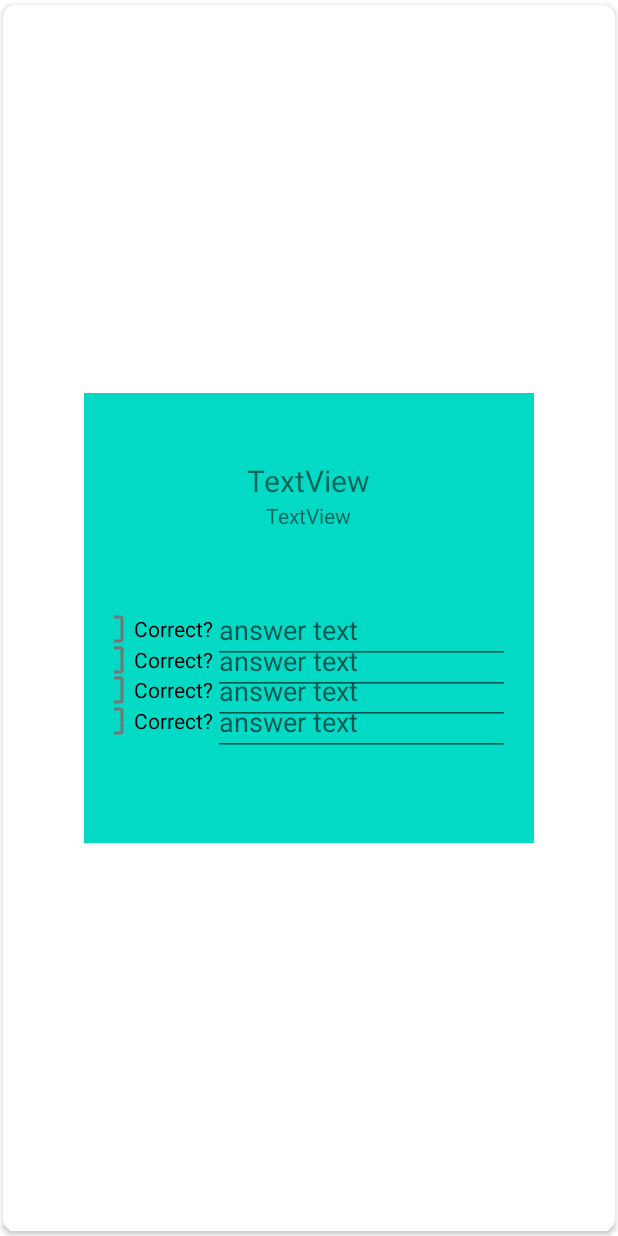
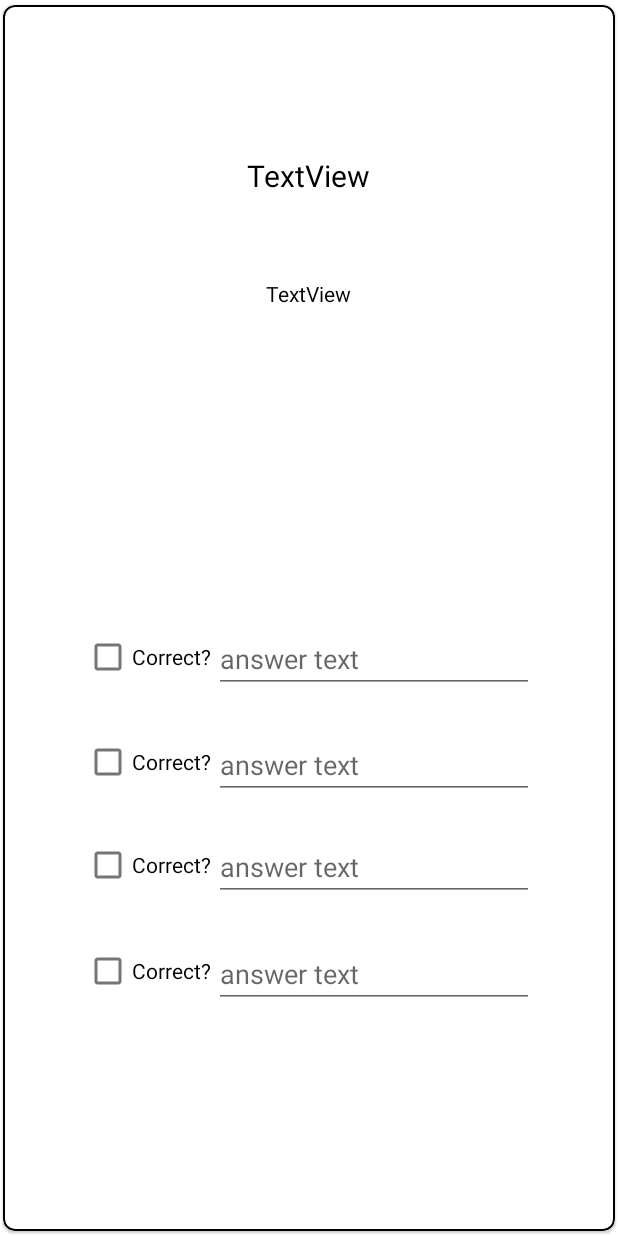
Before and after one commit to BananaBruise/QuizzingApp, an Android app: the layout card.xml on its own in the app's theme, with its tools: preview values and no code run, on a phone screen of 412 x 824 dp. Run offline under Robolectric (Android 15) with nearby library versions, the phone set to English and light mode, and no system bars.

Commit message:
card UI update

```diff
--- a/QuizzingApp/app/src/main/java/com/app/QuizzingApp/AnswererDashboardActivity.java
+++ b/QuizzingApp/app/src/main/java/com/app/QuizzingApp/AnswererDashboardActivity.java
@@ -52,12 +52,7 @@ public class AnswererDashboardActivity extends AppCompatActivity implements Card
         manager = new CardStackLayoutManager(this, this);
         manager.setStackFrom(StackFrom.Top);
         manager.setVisibleCount(5);
-        manager.setTranslationInterval(12.0f);
-        manager.setScaleInterval(0.80f);
-        manager.setSwipeThreshold(0.3f);
-        manager.setMaxDegree(20.0f);
         manager.setDirections(Direction.HORIZONTAL);
-        manager.setCanScrollHorizontal(true);
         manager.setCanScrollVertical(false);
 
         // populate stack of questions for answerer
--- a/QuizzingApp/app/src/main/res/layout/card.xml
+++ b/QuizzingApp/app/src/main/res/layout/card.xml
@@ -1,24 +1,24 @@
 <?xml version="1.0" encoding="utf-8"?>
-<androidx.cardview.widget.CardView
-    xmlns:android="http://schemas.android.com/apk/res/android"
+<com.google.android.material.card.MaterialCardView xmlns:android="http://schemas.android.com/apk/res/android"
     xmlns:app="http://schemas.android.com/apk/res-auto"
     android:layout_width="match_parent"
     android:layout_height="match_parent"
     android:background="?attr/selectableItemBackground"
     android:foreground="?attr/selectableItemBackground"
+    app:cardBackgroundColor="@android:color/white"
+    app:cardCornerRadius="8dp"
+    app:cardPreventCornerOverlap="false"
     app:cardUseCompatPadding="true"
-    app:cardPreventCornerOverlap="false"
-    app:cardCornerRadius="8dp"
-    app:cardBackgroundColor="@android:color/white">
+    app:strokeColor="@color/black"
+    app:strokeWidth="1dp">
+
     <androidx.constraintlayout.widget.ConstraintLayout xmlns:android="http://schemas.android.com/apk/res/android"
         xmlns:app="http://schemas.android.com/apk/res-auto"
         xmlns:tools="http://schemas.android.com/tools"
+        android:layout_width="match_parent"
+        android:layout_height="match_parent"
         android:layout_gravity="center"
-    android:layout_width="300dp"
-    android:layout_height="300dp"
-    android:background="@color/teal_200"
         android:padding="20dp">
-
 
         <CheckBox
             android:id="@+id/cor3"
@@ -26,6 +26,7 @@
             android:layout_height="wrap_content"
             android:layout_marginStart="32dp"
             android:text="Correct?"
+            android:textColor="@color/black"
             app:layout_constraintBottom_toBottomOf="parent"
             app:layout_constraintEnd_toStartOf="@+id/answer3"
             app:layout_constraintHorizontal_bias="0.514"
@@ -39,6 +40,7 @@
             android:layout_height="wrap_content"
             android:layout_marginStart="32dp"
             android:text="Correct?"
+            android:textColor="@color/black"
             app:layout_constraintBottom_toBottomOf="parent"
             app:layout_constraintEnd_toStartOf="@+id/answer1"
             app:layout_constraintHorizontal_bias="0.46"
@@ -52,6 +54,7 @@
             android:layout_height="wrap_content"
             android:layout_marginStart="32dp"
             android:text="Correct?"
+            android:textColor="@color/black"
             app:layout_constraintBottom_toBottomOf="parent"
             app:layout_constraintEnd_toStartOf="@+id/answer2"
             app:layout_constraintHorizontal_bias="0.514"
@@ -64,13 +67,14 @@
             android:layout_width="wrap_content"
             android:layout_height="wrap_content"
             android:layout_marginEnd="32dp"
+            android:clickable="false"
+            android:cursorVisible="false"
             android:ems="10"
+            android:focusable="false"
+            android:focusableInTouchMode="false"
             android:hint="answer text"
             android:inputType="none"
-        android:clickable="false"
-        android:cursorVisible="false"
-        android:focusable="false"
-        android:focusableInTouchMode="false"
+            android:textColor="@color/black"
             app:layout_constraintBottom_toBottomOf="parent"
             app:layout_constraintEnd_toEndOf="parent"
             app:layout_constraintHorizontal_bias="0.26"
@@ -83,13 +87,14 @@
             android:layout_width="wrap_content"
             android:layout_height="wrap_content"
             android:layout_marginEnd="32dp"
+            android:clickable="false"
+            android:cursorVisible="false"
             android:ems="10"
+            android:focusable="false"
+            android:focusableInTouchMode="false"
             android:hint="answer text"
             android:inputType="none"
-        android:clickable="false"
-        android:cursorVisible="false"
-        android:focusable="false"
-        android:focusableInTouchMode="false"
+            android:textColor="@color/black"
             app:layout_constraintBottom_toBottomOf="parent"
             app:layout_constraintEnd_toEndOf="parent"
             app:layout_constraintHorizontal_bias="0.264"
@@ -103,6 +108,7 @@
             android:layout_height="wrap_content"
             android:layout_marginStart="32dp"
             android:text="Correct?"
+            android:textColor="@color/black"
             app:layout_constraintBottom_toBottomOf="parent"
             app:layout_constraintEnd_toStartOf="@+id/answer4"
             app:layout_constraintHorizontal_bias="0.514"
@@ -115,13 +121,14 @@
             android:layout_width="wrap_content"
             android:layout_height="wrap_content"
             android:layout_marginEnd="32dp"
+            android:clickable="false"
+            android:cursorVisible="false"
             android:ems="10"
+            android:focusable="false"
+            android:focusableInTouchMode="false"
             android:hint="answer text"
             android:inputType="none"
-        android:clickable="false"
-        android:cursorVisible="false"
-        android:focusable="false"
-        android:focusableInTouchMode="false"
+            android:textColor="@color/black"
             app:layout_constraintBottom_toBottomOf="parent"
             app:layout_constraintEnd_toEndOf="parent"
             app:layout_constraintHorizontal_bias="0.264"
@@ -134,13 +141,14 @@
             android:layout_width="wrap_content"
             android:layout_height="wrap_content"
             android:layout_marginEnd="32dp"
+            android:clickable="false"
+            android:cursorVisible="false"
             android:ems="10"
+            android:focusable="false"
+            android:focusableInTouchMode="false"
             android:hint="answer text"
             android:inputType="none"
-        android:clickable="false"
-        android:cursorVisible="false"
-        android:focusable="false"
-        android:focusableInTouchMode="false"
+            android:textColor="@color/black"
             app:layout_constraintBottom_toBottomOf="parent"
             app:layout_constraintEnd_toEndOf="parent"
             app:layout_constraintHorizontal_bias="0.264"
@@ -153,6 +161,7 @@
             android:layout_width="wrap_content"
             android:layout_height="wrap_content"
             android:text="TextView"
+            android:textColor="@color/black"
             android:textSize="20sp"
             app:layout_constraintBottom_toBottomOf="parent"
             app:layout_constraintEnd_toEndOf="parent"
@@ -166,13 +175,12 @@
             android:layout_width="wrap_content"
             android:layout_height="wrap_content"
             android:text="TextView"
+            android:textColor="@color/black"
             app:layout_constraintBottom_toBottomOf="parent"
             app:layout_constraintEnd_toEndOf="parent"
             app:layout_constraintHorizontal_bias="0.498"
             app:layout_constraintStart_toStartOf="parent"
             app:layout_constraintTop_toTopOf="parent"
             app:layout_constraintVertical_bias="0.215" />
-
-
     </androidx.constraintlayout.widget.ConstraintLayout>
-</androidx.cardview.widget.CardView>
+</com.google.android.material.card.MaterialCardView>
```
Also changed, not shown: QuizzingApp/app/src/main/res/layout/activity_answerer_dashboard.xml (+4 -3 lines), QuizzingApp/app/src/main/res/layout/testcard.xml (deleted, +0 -52 lines). Lines whose indentation alone changed are shown as unchanged.
